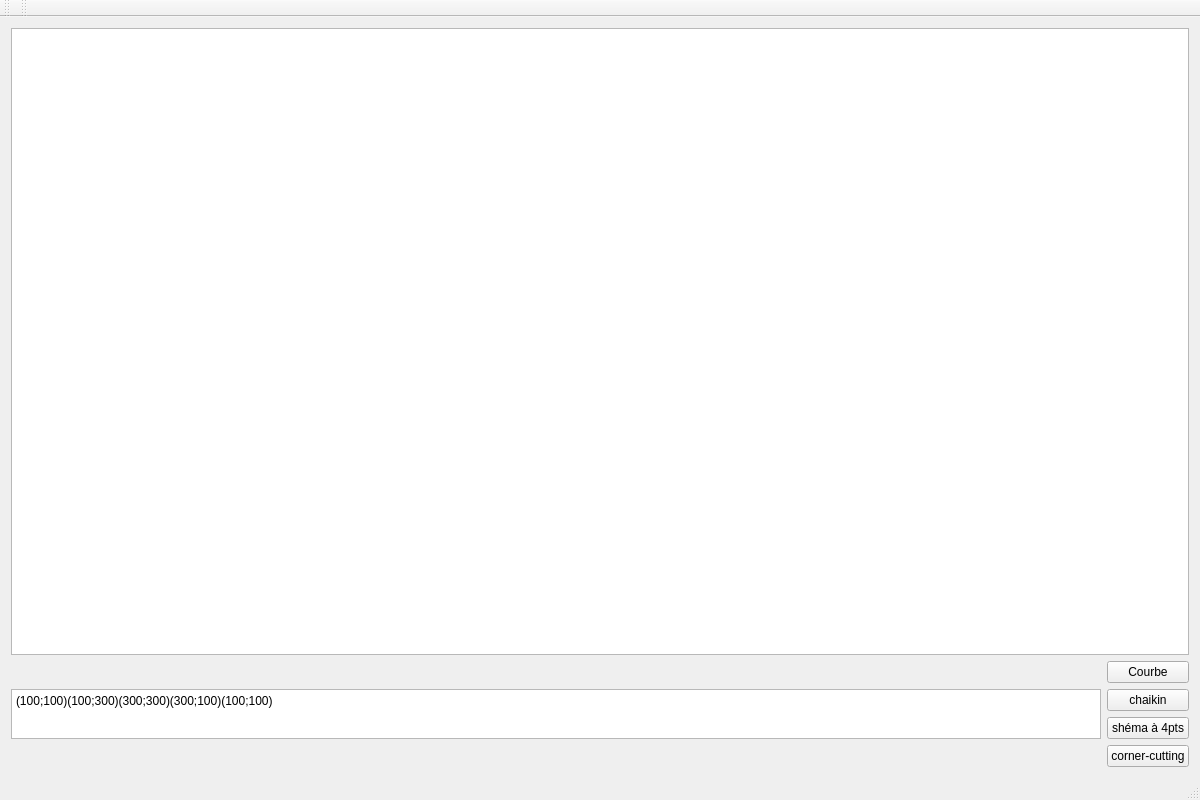
First picture: the form in Geo Num/TP4-GeoNum/mainwindow.ui, repository Mric26/M1-S8, before the edit.
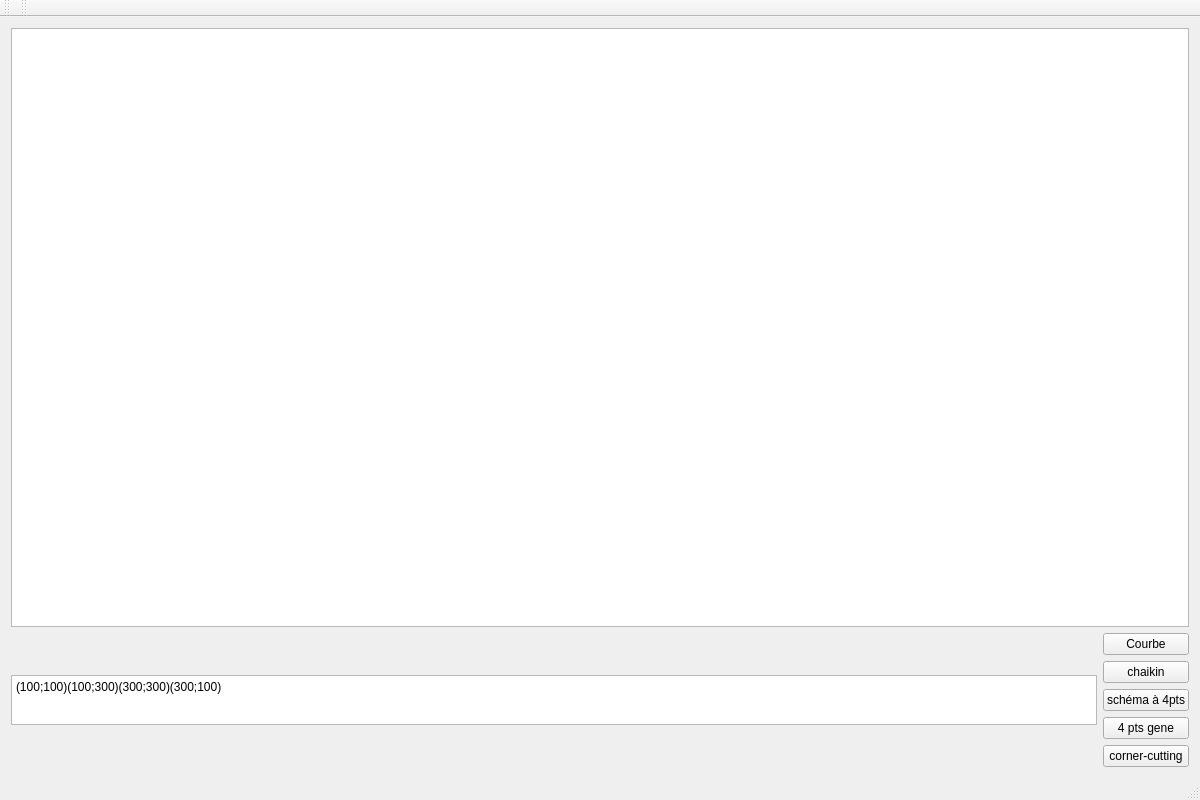
Second picture: the form after the edit.

```diff
--- a/Geo Num/TP4-GeoNum/mainwindow.ui
+++ b/Geo Num/TP4-GeoNum/mainwindow.ui
@@ -38,7 +38,7 @@
            </size>
           </property>
           <property name="plainText">
-           <string>(100;100)(100;300)(300;300)(300;100)(100;100)</string>
+           <string>(100;100)(100;300)(300;300)(300;100)</string>
           </property>
          </widget>
         </item>
@@ -63,7 +63,14 @@
         <item>
          <widget class="QPushButton" name="QuatrePts">
           <property name="text">
-           <string>shéma à 4pts</string>
+           <string>schéma à 4pts</string>
+          </property>
+         </widget>
+        </item>
+        <item>
+         <widget class="QPushButton" name="quatreptgene">
+          <property name="text">
+           <string>4 pts gene</string>
           </property>
          </widget>
         </item>
```
Left out of the diff: 2 changed lines with no effect on the pictures.
